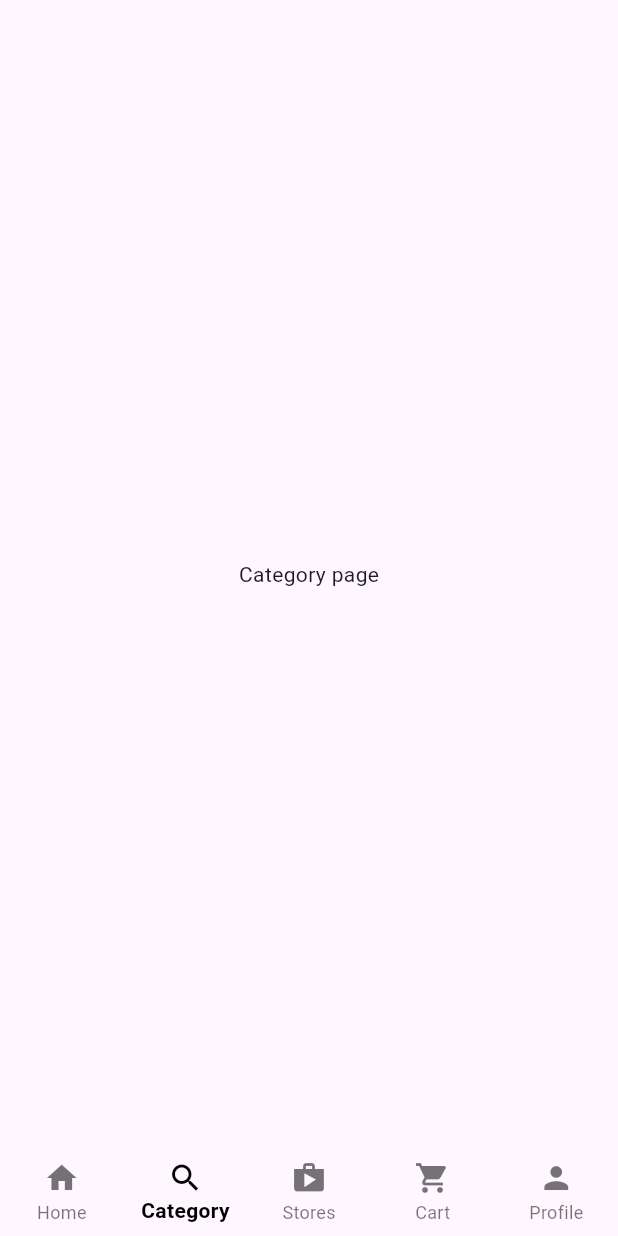
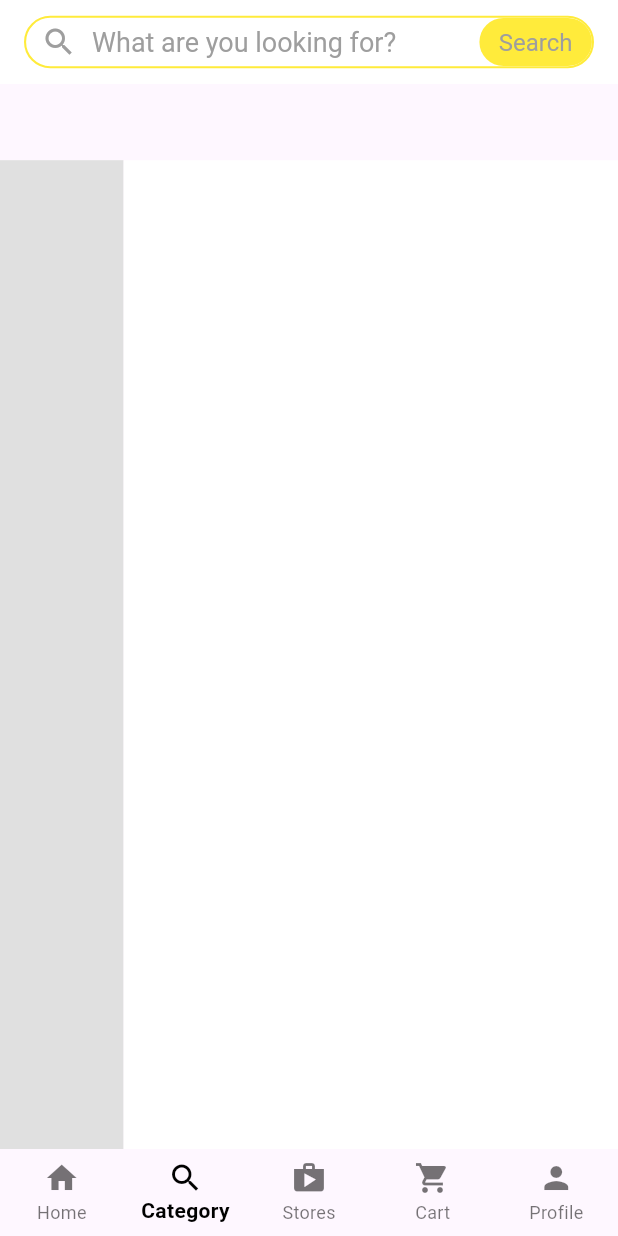
Before and after one commit to AtalibAgAlmousleck/flutter-gradal-shop-app, a Flutter app: the screen it shows after launch, item 2 of the bottom bar chosen, on a phone screen of 412 x 824 dp. Run offline on Flutter 3.47's test engine with Material 3 defaults, Android fonts, the light colour scheme and no system bars.

Commit message:
Second initial commit

```diff
--- /dev/null
+++ b/lib/screens/category_screen.dart
@@ -0,0 +1,46 @@
+import 'package:flutter/cupertino.dart';
+import 'package:flutter/material.dart';
+import 'package:gradal/widgets/fake_search.dart';
+
+class CategoryScreen extends StatefulWidget {
+  const CategoryScreen({super.key});
+
+  @override
+  State<CategoryScreen> createState() => _CategoryScreenState();
+}
+
+class _CategoryScreenState extends State<CategoryScreen> {
+  @override
+  Widget build(BuildContext context) {
+    var size = MediaQuery.of(context).size;
+    return Scaffold(
+      appBar: AppBar(
+        elevation: 0,
+        backgroundColor: Colors.white,
+        title: FakeSearch(),
+      ),
+      body: Stack(
+        children: [
+          Positioned(bottom: 0, left: 0, child: sideNavigator(size)),
+          Positioned(bottom: 0, right: 0, child: categoryView(size))
+        ],
+      ),
+    );
+  }
+
+  Widget sideNavigator(Size size) {
+    return Container(
+      height: size.height * 0.8,
+      width: size.width * 0.2,
+      color: Colors.grey.shade300,
+    );
+  }
+
+  Widget categoryView(Size size) {
+    return Container(
+      height: size.height * 0.8,
+      width: size.width * 0.8,
+      color: Colors.white,
+    );
+  }
+}
--- a/lib/screens/customer_home_screen.dart
+++ b/lib/screens/customer_home_screen.dart
@@ -1,4 +1,5 @@
 import 'package:flutter/material.dart';
+import 'package:gradal/screens/category_screen.dart';
 import 'package:gradal/screens/home_screen.dart';
 
 class CustomerHomeScreen extends StatefulWidget {
@@ -12,7 +13,7 @@ class _CustomerHomeScreenState extends State<CustomerHomeScreen> {
   int _selectedIndex = 0;
   final List<Widget> _tabs = [
     HomeScreen(),
-    Center(child: Text('Category page')),
+    CategoryScreen(),
     Center(child: Text('Stores page')),
     Center(child: Text('Cart page')),
     Center(child: Text('Profile page')),
--- a/lib/screens/home_screen.dart
+++ b/lib/screens/home_screen.dart
@@ -1,5 +1,5 @@
 import 'package:flutter/material.dart';
-import 'package:gradal/minor_screens/serach_screen.dart';
+import 'package:gradal/widgets/fake_search.dart';
 
 class HomeScreen extends StatefulWidget {
   const HomeScreen({super.key});
@@ -17,59 +17,7 @@ class _HomeScreenState extends State<HomeScreen> {
         appBar: AppBar(
           elevation: 0,
           backgroundColor: Colors.white,
-          title: InkWell(
-            onTap: () {
-              Navigator.push(context,
-                  MaterialPageRoute(builder: (context) => SearchScreen()));
-            },
-            child: Container(
-              height: 35,
-              decoration: BoxDecoration(
-                border: Border.all(color: Colors.yellow, width: 1.4),
-                borderRadius: BorderRadius.circular(25),
-              ),
-              child: Row(
-                mainAxisAlignment: MainAxisAlignment.spaceBetween,
-                children: [
-                  Row(
-                    children: const [
-                      Padding(
-                        padding: EdgeInsets.symmetric(horizontal: 10),
-                        child: Icon(
-                          Icons.search,
-                          color: Colors.grey,
-                        ),
-                      ),
-                      Text(
-                        'What are you looking for?',
-                        style: TextStyle(
-                          fontSize: 18,
-                          color: Colors.grey,
-                        ),
-                      ),
-                    ],
-                  ),
-                  Container(
-                    height: 32,
-                    width: 75,
-                    decoration: BoxDecoration(
-                      color: Colors.yellow,
-                      borderRadius: BorderRadius.circular(25),
-                    ),
-                    child: Center(
-                      child: Text(
-                        'Search',
-                        style: TextStyle(
-                          fontSize: 16,
-                          color: Colors.grey,
-                        ),
-                      ),
-                    ),
-                  ),
-                ],
-              ),
-            ),
-          ),
+          title: FakeSearch(),
           centerTitle: true,
           bottom: TabBar(
             isScrollable: true,
@@ -106,6 +54,8 @@ class _HomeScreenState extends State<HomeScreen> {
   }
 }
 
+
+
 class RepeatedTab extends StatelessWidget {
   const RepeatedTab({super.key, required this.label});
 
--- /dev/null
+++ b/lib/widgets/fake_search.dart
@@ -0,0 +1,65 @@
+import 'package:flutter/material.dart';
+import 'package:gradal/minor_screens/serach_screen.dart';
+
+class FakeSearch extends StatelessWidget {
+  const FakeSearch({
+    super.key,
+  });
+
+  @override
+  Widget build(BuildContext context) {
+    return InkWell(
+      onTap: () {
+        Navigator.push(context,
+            MaterialPageRoute(builder: (context) => SearchScreen()));
+      },
+      child: Container(
+        height: 35,
+        decoration: BoxDecoration(
+          border: Border.all(color: Colors.yellow, width: 1.4),
+          borderRadius: BorderRadius.circular(25),
+        ),
+        child: Row(
+          mainAxisAlignment: MainAxisAlignment.spaceBetween,
+          children: [
+            Row(
+              children: const [
+                Padding(
+                  padding: EdgeInsets.symmetric(horizontal: 10),
+                  child: Icon(
+                    Icons.search,
+                    color: Colors.grey,
+                  ),
+                ),
+                Text(
+                  'What are you looking for?',
+                  style: TextStyle(
+                    fontSize: 18,
+                    color: Colors.grey,
+                  ),
+                ),
+              ],
+            ),
+            Container(
+              height: 32,
+              width: 75,
+              decoration: BoxDecoration(
+                color: Colors.yellow,
+                borderRadius: BorderRadius.circular(25),
+              ),
+              child: Center(
+                child: Text(
+                  'Search',
+                  style: TextStyle(
+                    fontSize: 16,
+                    color: Colors.grey,
+                  ),
+                ),
+              ),
+            ),
+          ],
+        ),
+      ),
+    );
+  }
+}
```
